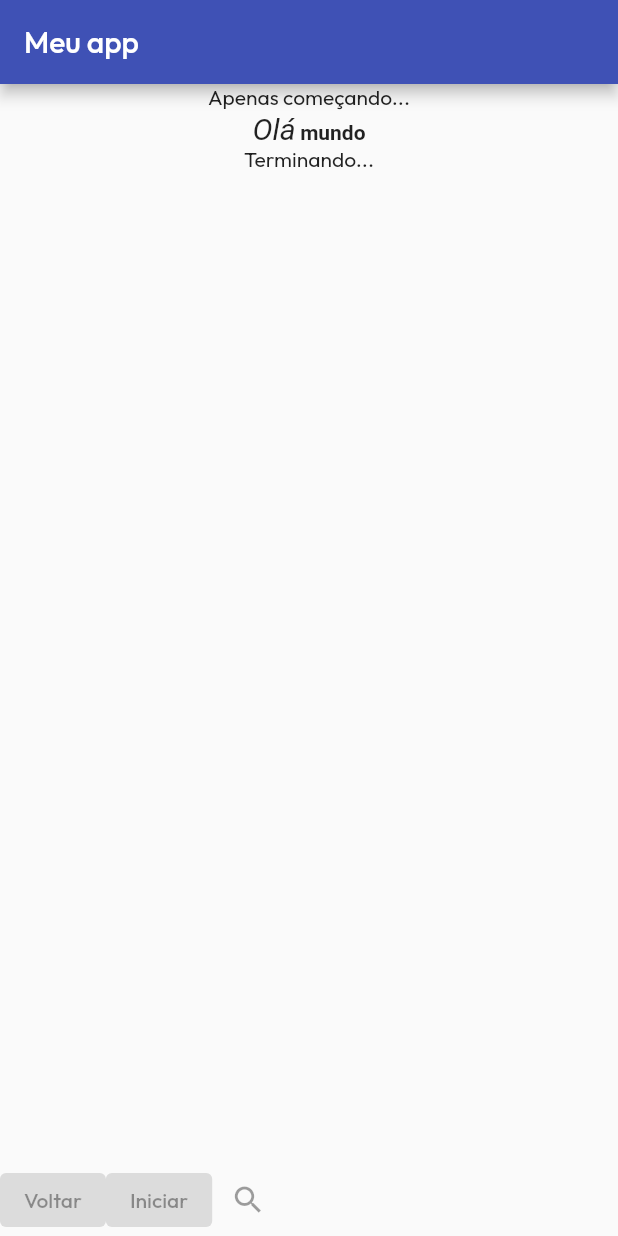
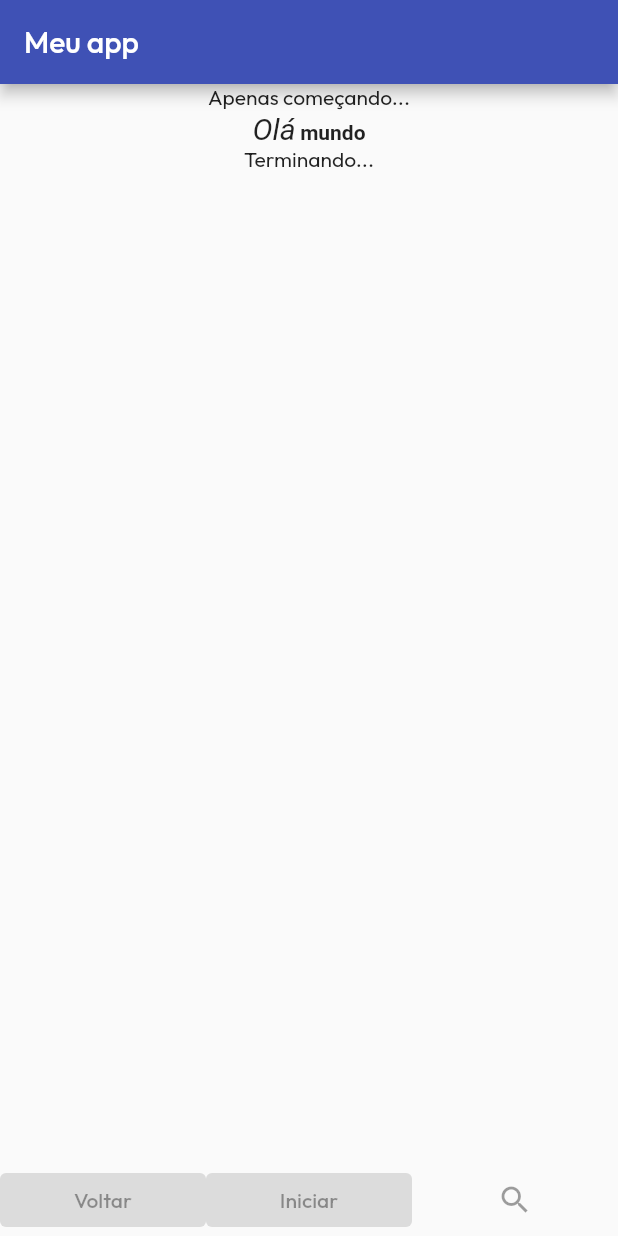
Before and after one commit to br-adriel/2023-1, a Flutter app: the screen it shows after launch, on a phone screen of 412 x 824 dp. Run offline on Flutter 3.47's test engine with Material 2 defaults, Android fonts, the phone set to English and light mode, and no system bars; drawn by our look-alikes of styled_text; our stand-ins replace google_fonts.

Commit message:
Envolve botões com Expanded

```diff
--- a/POO2/flutter/receita1/lib/main.dart
+++ b/POO2/flutter/receita1/lib/main.dart
@@ -31,9 +31,16 @@ class MyApp extends StatelessWidget {
             ])),
             bottomNavigationBar: const Row(
               children: [
-                ElevatedButton(onPressed: null, child: Text("Voltar")),
-                ElevatedButton(onPressed: null, child: Text("Iniciar")),
-                IconButton(onPressed: null, icon: Icon(Icons.search))
+                Expanded(
+                  child: ElevatedButton(onPressed: null, child: Text("Voltar")),
+                ),
+                Expanded(
+                  child:
+                      ElevatedButton(onPressed: null, child: Text("Iniciar")),
+                ),
+                Expanded(
+                  child: IconButton(onPressed: null, icon: Icon(Icons.search)),
+                ),
               ],
             )));
   }
```
